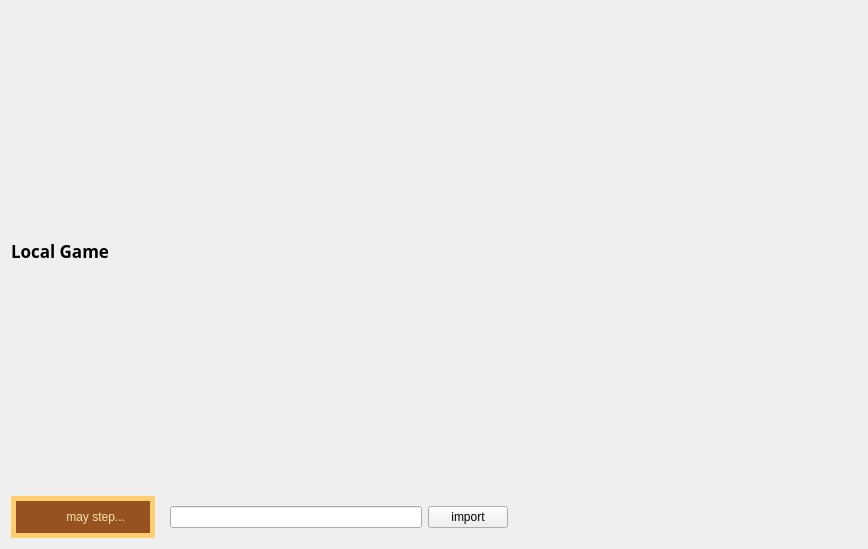
First picture: the form in Client/frontend/LocalChessWidget.ui, repository triebltamas/MyChessGame, before the edit.
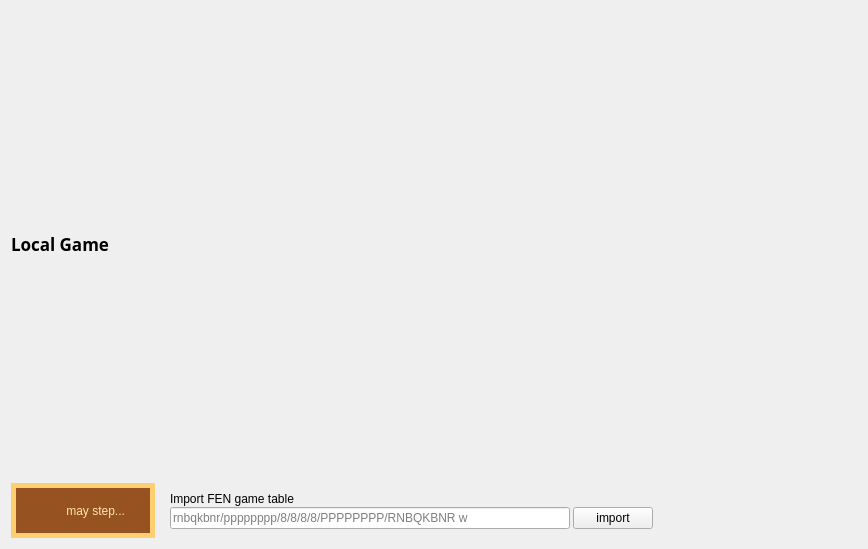
Second picture: the form after the edit.

Commit message: fen import bugfix, ui improvement

What changed in the file:
```diff
--- a/Client/frontend/LocalChessWidget.ui
+++ b/Client/frontend/LocalChessWidget.ui
@@ -113,20 +113,61 @@
      </item>
      <item>
       <widget class="QFrame" name="fenFrame">
-       <layout class="QHBoxLayout" name="fenLayout">
+       <layout class="QVBoxLayout" name="verticalLayout_3">
+        <property name="spacing">
+         <number>0</number>
+        </property>
         <property name="rightMargin">
          <number>1</number>
         </property>
         <item>
-         <widget class="QLineEdit" name="fenEdit"/>
-        </item>
-        <item>
-         <widget class="QPushButton" name="importFenButton">
+         <widget class="QLabel" name="fenLabel">
           <property name="text">
-           <string>import</string>
+           <string>Import FEN game table</string>
           </property>
          </widget>
         </item>
+        <item>
+         <widget class="QFrame" name="importFrame">
+          <layout class="QHBoxLayout" name="fenLayout">
+           <property name="spacing">
+            <number>3</number>
+           </property>
+           <property name="leftMargin">
+            <number>0</number>
+           </property>
+           <property name="topMargin">
+            <number>1</number>
+           </property>
+           <property name="rightMargin">
+            <number>0</number>
+           </property>
+           <property name="bottomMargin">
+            <number>0</number>
+           </property>
+           <item>
+            <widget class="QLineEdit" name="fenEdit">
+             <property name="minimumSize">
+              <size>
+               <width>400</width>
+               <height>0</height>
+              </size>
+             </property>
+             <property name="placeholderText">
+              <string>rnbqkbnr/pppppppp/8/8/8/8/PPPPPPPP/RNBQKBNR w</string>
+             </property>
+            </widget>
+           </item>
+           <item>
+            <widget class="QPushButton" name="importFenButton">
+             <property name="text">
+              <string>import</string>
+             </property>
+            </widget>
+           </item>
+          </layout>
+         </widget>
+        </item>
        </layout>
       </widget>
      </item>
```
The commit also changes 4 other files.
